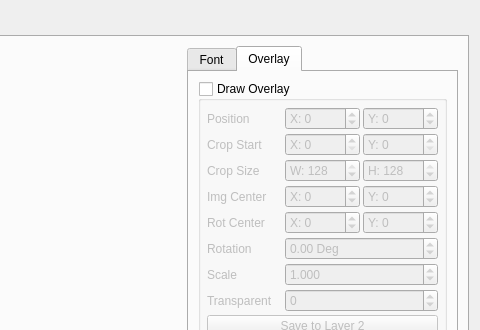
Before: the Qt Designer form pages/pagedisplaytool.ui in vedderb/vesc_tool, drawn with Qt 5; both pictures show x 919 to 1399 and y 0 to 330 of the 1399 by 564 pixel window.
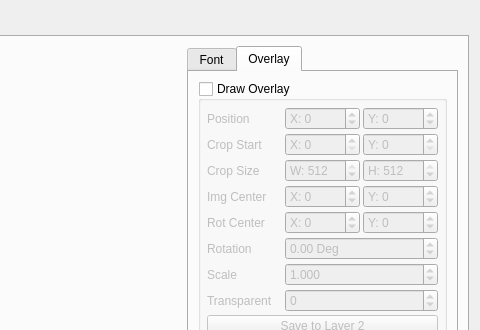
After: the same form once the commit is applied. The open tabs and pages were chosen to show the change. Custom widgets are drawn as their Qt base class.

Commit message: Updated overlay limits

Patch:
```diff
--- a/pages/pagedisplaytool.ui
+++ b/pages/pagedisplaytool.ui
@@ -489,10 +489,10 @@
                  <string>H: </string>
                 </property>
                 <property name="maximum">
-                 <number>128</number>
+                 <number>512</number>
                 </property>
                 <property name="value">
-                 <number>128</number>
+                 <number>512</number>
                 </property>
                </widget>
               </item>
@@ -529,10 +529,10 @@
                  <string>W: </string>
                 </property>
                 <property name="maximum">
-                 <number>128</number>
+                 <number>512</number>
                 </property>
                 <property name="value">
-                 <number>128</number>
+                 <number>512</number>
                 </property>
                </widget>
               </item>
```
Left out of the diff: 16 changed lines with no effect on the pictures.
